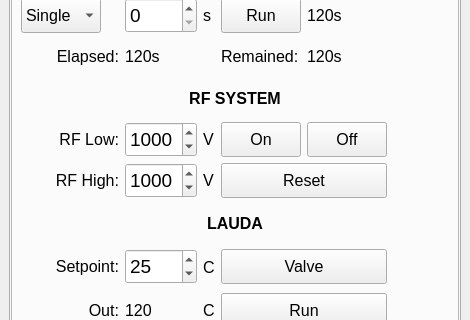
Above: Magnets_UI.ui from salinsalins/TDKLambda before the change; both pictures show x 0 to 470 and y 115 to 435 of the 470 by 611 pixel window. Below: the same form after it.
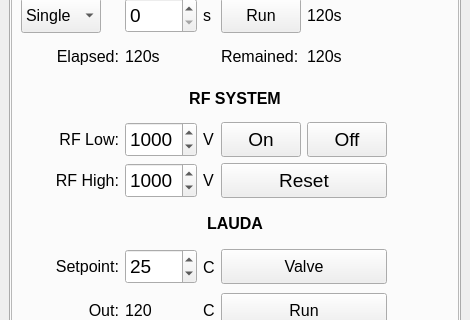
That is the form after the change. Icons and pictures are not drawn.

Patch:
```diff
--- a/Magnets_UI.ui
+++ b/Magnets_UI.ui
@@ -1052,11 +1052,16 @@
                <height>35</height>
               </size>
              </property>
+             <property name="font">
+              <font>
+               <pointsize>14</pointsize>
+              </font>
+             </property>
              <property name="text">
               <string>Off</string>
              </property>
              <property name="checkable">
-              <bool>false</bool>
+              <bool>true</bool>
              </property>
             </widget>
            </item>
@@ -1303,11 +1308,16 @@
                <height>35</height>
               </size>
              </property>
+             <property name="font">
+              <font>
+               <pointsize>14</pointsize>
+              </font>
+             </property>
              <property name="text">
               <string>Reset</string>
              </property>
              <property name="checkable">
-              <bool>false</bool>
+              <bool>true</bool>
              </property>
             </widget>
            </item>
@@ -1812,11 +1822,16 @@
                <height>35</height>
               </size>
              </property>
+             <property name="font">
+              <font>
+               <pointsize>14</pointsize>
+              </font>
+             </property>
              <property name="text">
               <string>On</string>
              </property>
              <property name="checkable">
-              <bool>false</bool>
+              <bool>true</bool>
              </property>
             </widget>
            </item>
```
